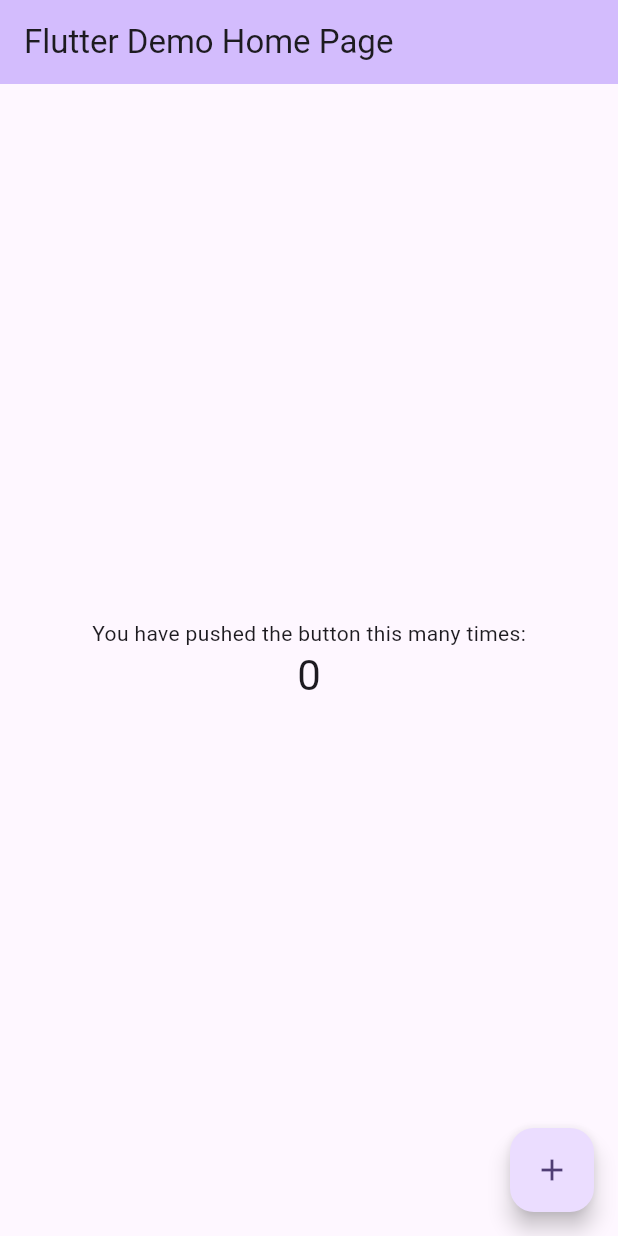
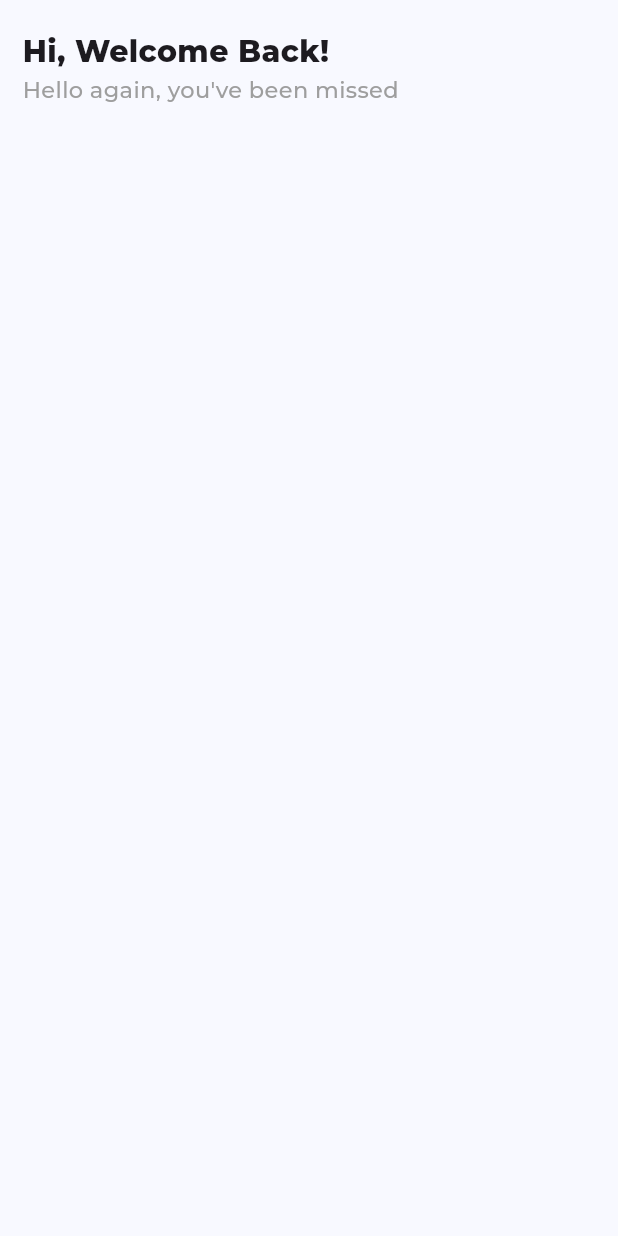
Before and after one commit to BretLogs/Realtime-Chat-app-with-Firebase, a Flutter app: the screen it shows after launch, on a phone screen of 412 x 824 dp. Run offline on Flutter 3.47's test engine with Material 3 defaults, Android fonts, the phone set to English and light mode, and no system bars; our stand-ins replace firebase_analytics, firebase_core, google_fonts; accounts and stored records are empty.

Commit message:
Log in page Welcome messag created and google fonts changed

```diff
--- a/chatapp_realtime_firebase/lib/main.dart
+++ b/chatapp_realtime_firebase/lib/main.dart
@@ -1,7 +1,17 @@
+import 'package:chatapp_realtime_firebase/pages/login_page.dart';
+import 'package:chatapp_realtime_firebase/utils.dart';
+import 'package:firebase_analytics/firebase_analytics.dart';
 import 'package:flutter/material.dart';
+import 'package:google_fonts/google_fonts.dart';
 
-void main() {
+void main() async {
+  await setup();
   runApp(const MyApp());
+}
+
+Future<void> setup() async {
+  WidgetsFlutterBinding.ensureInitialized();
+  await setupFirebase();
 }
 
 class MyApp extends StatelessWidget {
@@ -12,58 +22,11 @@ class MyApp extends StatelessWidget {
     return MaterialApp(
       title: 'Flutter Demo',
       theme: ThemeData(
-        colorScheme: ColorScheme.fromSeed(seedColor: Colors.deepPurple),
+        colorScheme: ColorScheme.fromSeed(seedColor: Colors.blue),
         useMaterial3: true,
+        textTheme: GoogleFonts.montserratTextTheme(),
       ),
-      home: const MyHomePage(title: 'Flutter Demo Home Page'),
+      home: const LoginPage(),
     );
   }
 }
-
-class MyHomePage extends StatefulWidget {
-  const MyHomePage({super.key, required this.title});
-
-  final String title;
-
-  @override
-  State<MyHomePage> createState() => _MyHomePageState();
-}
-
-class _MyHomePageState extends State<MyHomePage> {
-  int _counter = 0;
-
-  void _incrementCounter() {
-    setState(() {
-      _counter++;
-    });
-  }
-
-  @override
-  Widget build(BuildContext context) {
-    return Scaffold(
-      appBar: AppBar(
-        backgroundColor: Theme.of(context).colorScheme.inversePrimary,
-        title: Text(widget.title),
-      ),
-      body: Center(
-        child: Column(
-          mainAxisAlignment: MainAxisAlignment.center,
-          children: <Widget>[
-            const Text(
-              'You have pushed the button this many times:',
-            ),
-            Text(
-              '$_counter',
-              style: Theme.of(context).textTheme.headlineMedium,
-            ),
-          ],
-        ),
-      ),
-      floatingActionButton: FloatingActionButton(
-        onPressed: _incrementCounter,
-        tooltip: 'Increment',
-        child: const Icon(Icons.add),
-      ),
-    );
-  }
-}
--- /dev/null
+++ b/chatapp_realtime_firebase/lib/pages/login_page.dart
@@ -0,0 +1,58 @@
+import 'package:flutter/cupertino.dart';
+import 'package:flutter/foundation.dart';
+import 'package:flutter/material.dart';
+import 'package:flutter/widgets.dart';
+
+class LoginPage extends StatefulWidget {
+  const LoginPage({super.key});
+
+  @override
+  State<LoginPage> createState() => _LoginPageState();
+}
+
+class _LoginPageState extends State<LoginPage> {
+  @override
+  Widget build(BuildContext context) {
+    return Scaffold(
+      body: _buildUI(),
+    );
+  }
+
+  Widget _buildUI() {
+    return SafeArea(
+      child: Padding(
+        padding: const EdgeInsets.symmetric(horizontal: 15, vertical: 20),
+        child: Column(
+          children: <Widget>[_headerText()],
+        ),
+      ),
+    );
+  }
+
+  Widget _headerText() {
+    return SizedBox(
+      width: MediaQuery.sizeOf(context).width,
+      child: const Column(
+        mainAxisAlignment: MainAxisAlignment.start,
+        crossAxisAlignment: CrossAxisAlignment.start,
+        children: <Widget>[
+          Text(
+            'Hi, Welcome Back!',
+            style: TextStyle(
+              fontSize: 20,
+              fontWeight: FontWeight.w800,
+            ),
+          ),
+          Text(
+            "Hello again, you've been missed",
+            style: TextStyle(
+              fontSize: 15,
+              fontWeight: FontWeight.w500,
+              color: Colors.grey,
+            ),
+          )
+        ],
+      ),
+    );
+  }
+}
--- /dev/null
+++ b/chatapp_realtime_firebase/lib/utils.dart
@@ -0,0 +1,6 @@
+import 'package:chatapp_realtime_firebase/firebase_options.dart';
+import 'package:firebase_core/firebase_core.dart';
+
+Future<void> setupFirebase() async {
+  await Firebase.initializeApp(options: DefaultFirebaseOptions.currentPlatform);
+}
```
